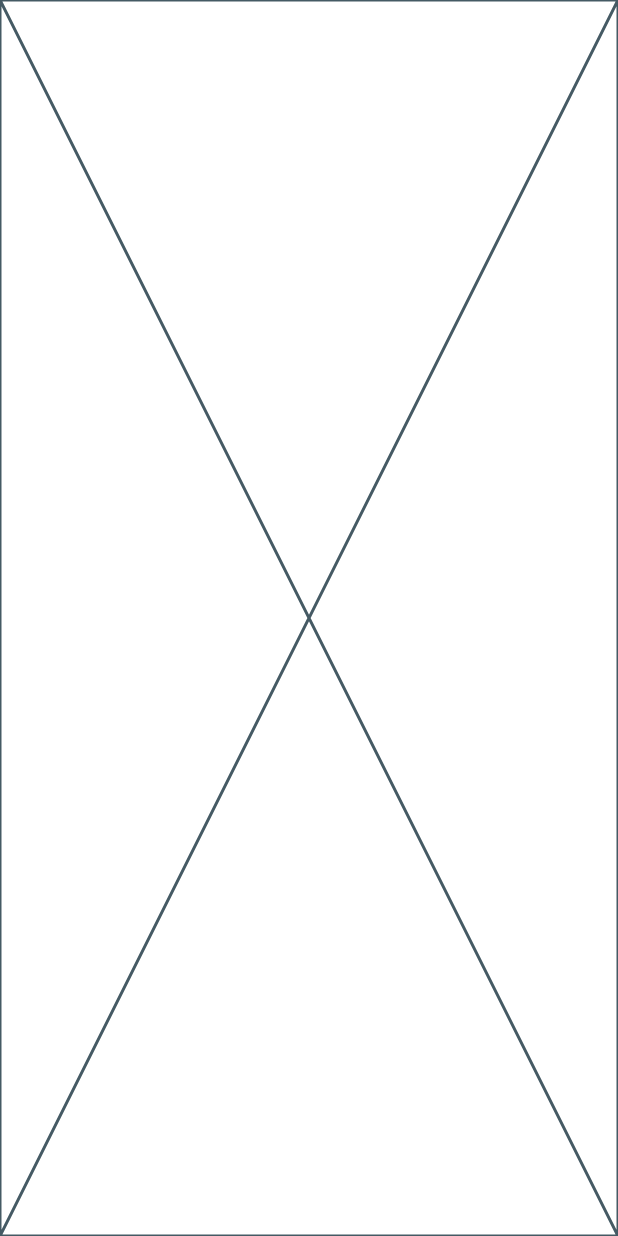
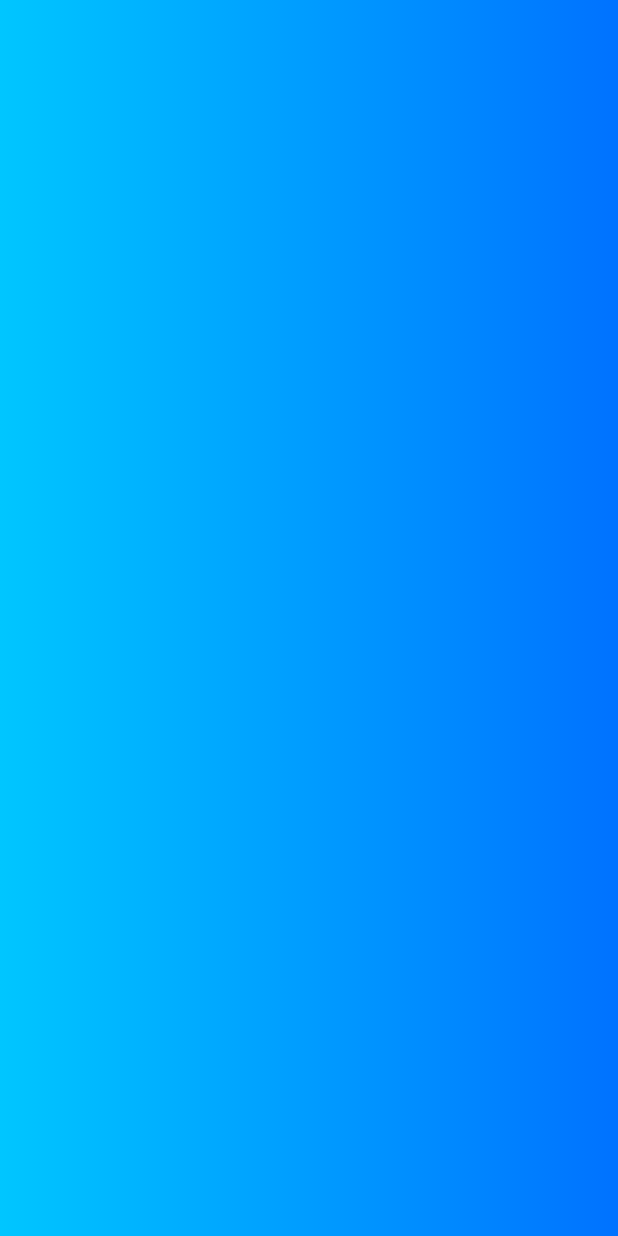
Before and after one commit to symbol-marco/save_video_social_network, a Flutter app: the first screen one second after launch, on a phone screen of 412 x 824 dp. Run offline on Flutter 3.47's test engine with Material 3 defaults, Android fonts, the light colour scheme and no system bars; our stand-ins replace flutter_riverpod, flutter_secure_storage, go_router, introduction_screen, logger, shared_preferences.

Commit message:
add base splash views

```diff
--- a/lib/main.dart
+++ b/lib/main.dart
@@ -8,6 +8,7 @@ import 'src/generated/l10n.dart';
 import 'src/routes/routes.dart';
 
 Future<void> main() async {
+  WidgetsFlutterBinding.ensureInitialized();
   await SVStoreService.initialize();
   await EncryptedSVStoreService.initialize();
   runApp(const ProviderScope(
--- a/lib/src/pages/splash/views/splash_views.dart
+++ b/lib/src/pages/splash/views/splash_views.dart
@@ -1,4 +1,7 @@
 import 'package:flutter/material.dart';
+import 'package:go_router/go_router.dart';
+import 'package:save_video_social_network/src/pages/getting_started/views/getting_started.dart';
+import 'package:save_video_social_network/src/pages/home/views/home_views.dart';
 
 class SplashViews extends StatefulWidget {
   static const name = 'splash-views';
@@ -10,7 +13,26 @@ class SplashViews extends StatefulWidget {
 
 class _SplashViewsState extends State<SplashViews> {
   @override
+  void initState() {
+    super.initState();
+    WidgetsBinding.instance.addPostFrameCallback((timeStamp) {
+      Future.delayed(const Duration(seconds: 3),
+          () => context.goNamed(GettingStartedViews.name));
+    });
+  }
+
+  @override
   Widget build(BuildContext context) {
-    return const Placeholder();
+    return Scaffold(
+        body: Container(
+      decoration: const BoxDecoration(
+        color: Colors.white,
+        gradient:
+            LinearGradient(colors: [Color(0xff00c6ff), Color(0xff0072ff)]),
+      ),
+      child: const Center(
+        child: AnimatedOpacity(opacity: 0.2, duration: Duration(seconds: 3)),
+      ),
+    ));
   }
 }
--- a/lib/src/routes/routes.dart
+++ b/lib/src/routes/routes.dart
@@ -16,11 +16,15 @@ final rootNavigatorKey = GlobalKey<NavigatorState>();
 final shellRouteNavigatorKey = GlobalKey<NavigatorState>();
 
 final routerProvider = Provider((ref) {
-  return GoRouter(navigatorKey: rootNavigatorKey, routes: [
+  return GoRouter(
+      navigatorKey: rootNavigatorKey,
+      initialLocation: "/splash",
+      routes: [
         GoRoute(
           path: "/splash",
           name: SplashViews.name,
-      pageBuilder: (context, state) => const SnapPandaPage(child: SplashViews()),
+          pageBuilder: (context, state) =>
+              const SnapPandaPage(child: SplashViews()),
         ),
         ShellRoute(
             navigatorKey: shellRouteNavigatorKey,
@@ -40,7 +44,7 @@ final routerProvider = Provider((ref) {
               ),
               GoRoute(
                 path: "/getting-started",
-            name: HomeViews.name,
+                name: GettingStartedViews.name,
                 pageBuilder: (context, state) =>
                     const SnapPandaPage(child: GettingStartedViews()),
               ),
@@ -62,7 +66,6 @@ final routerProvider = Provider((ref) {
                 pageBuilder: (context, state) =>
                     const SnapPandaPage(child: OptionDownloadViews()),
               ),
-
             ])
       ]);
 });
--- a/pubspec.yaml
+++ b/pubspec.yaml
@@ -14,7 +14,7 @@ dependencies:
   cupertino_icons: ^1.0.8
   intl_utils: ^2.8.7
   intl: ^0.19.0
-  google_mobile_ads: ^5.1.0
+  # google_mobile_ads: ^5.1.0
   flutter_secure_storage: ^9.2.2
   path_provider: ^2.1.4
   shared_preferences: ^2.3.2
```
Also changed, not shown: lib/src/pages/getting_started/views/getting_started.dart (+26 -1 lines), pubspec.lock, 5 other files. Lines whose indentation alone changed are shown as unchanged.
